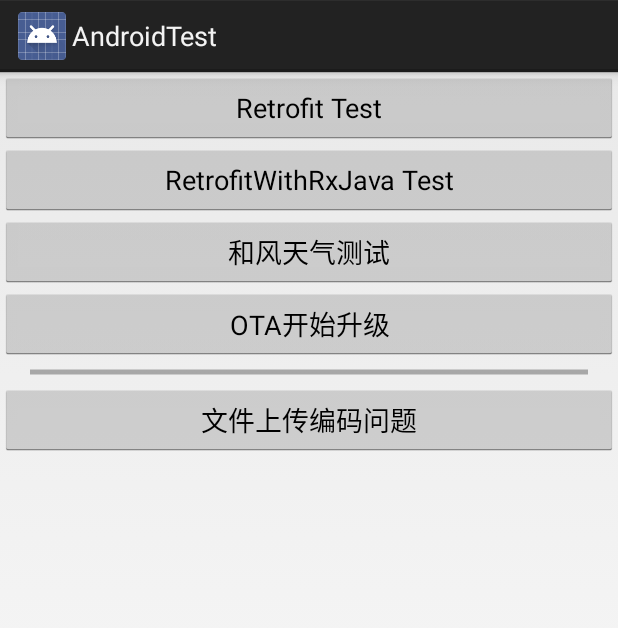
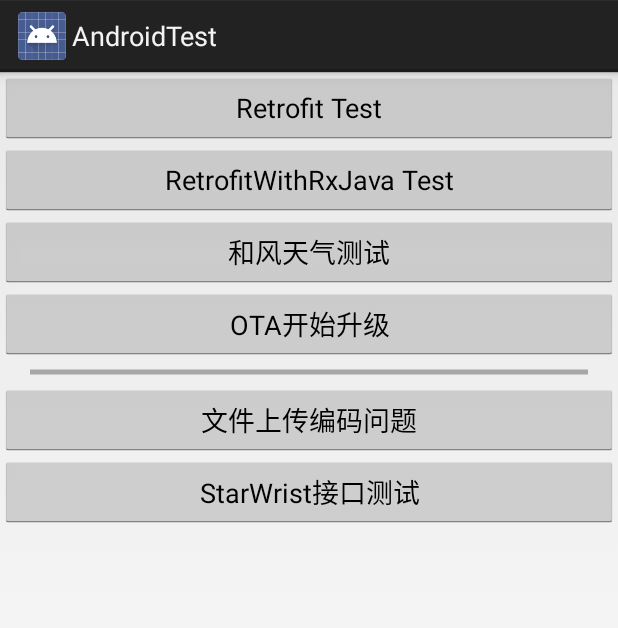
Before and after one commit to qiaolw/AndroidTest, an Android app: the QWRetrofitAty screen opened directly, with no data from a screen before it, on a phone screen of 412 x 824 dp. Shown: the top 628 px of the screen. Run offline under Robolectric (Android 15) with nearby library versions, the phone set to English and light mode, and no system bars; our stand-ins replace ButterKnife, RxJava.

Commit message:
add startwrist test button

```diff
--- a/app/src/main/java/com/ydzncd/androidtest/Retrofit/HeWeatherService.java
+++ b/app/src/main/java/com/ydzncd/androidtest/Retrofit/HeWeatherService.java
@@ -3,10 +3,14 @@ package com.ydzncd.androidtest.Retrofit;
 import okhttp3.ResponseBody;
 import retrofit2.Call;
 import retrofit2.http.GET;
+import retrofit2.http.POST;
 import retrofit2.http.Query;
 
 public interface HeWeatherService {
     @GET("s6/weather/now?parameters")
     Call<HeModel> getHeWeatherInfo(@Query("location") String location, @Query("key") String key,
                                         @Query("lang") String lang, @Query("unit") String unit);
+
+    @POST("abc")
+    Call<ResponseBody> testStartWristApi(@Query("userName") String userName, @Query("password") String pwd, @Query("md5") String md5);
 }
--- a/app/src/main/res/layout/activity_qwretrofit_aty.xml
+++ b/app/src/main/res/layout/activity_qwretrofit_aty.xml
@@ -48,5 +48,11 @@
         app:layout_constraintTop_toBottomOf="@+id/ota_progress"
         android:layout_width="match_parent"
         android:layout_height="wrap_content" />
+    <Button
+        android:id="@+id/bt_starwrist_test"
+        android:text="StarWrist接口测试"
+        app:layout_constraintTop_toBottomOf="@+id/bt_file_upload"
+        android:layout_width="match_parent"
+        android:layout_height="wrap_content" />
 
 </android.support.constraint.ConstraintLayout>
```
Also changed, not shown: app/src/main/java/com/ydzncd/androidtest/QWRetrofitAty.java (+28 -0 lines).
